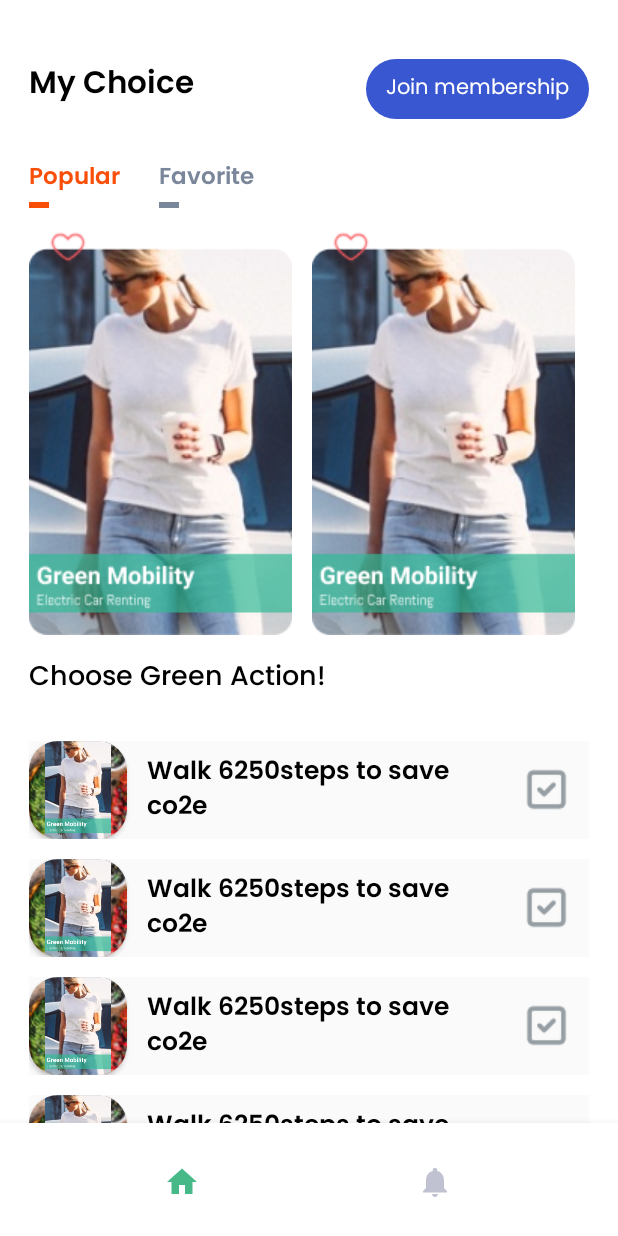
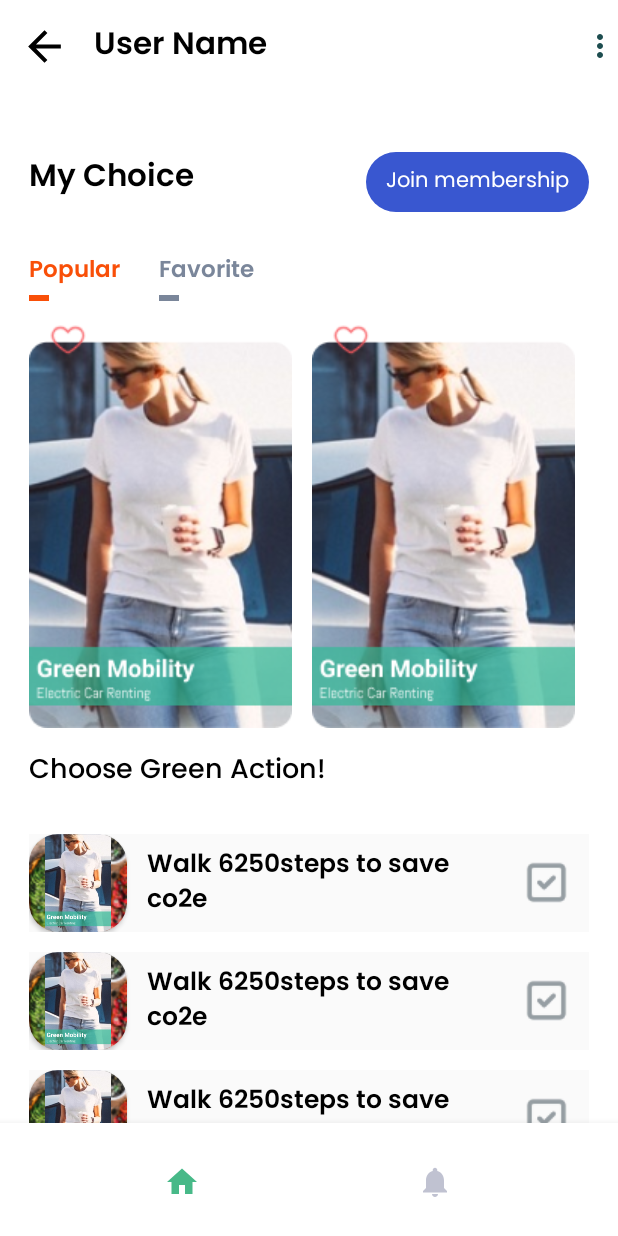
Before and after one commit to hamza-mughal5593/GreenPay, an Android app: the HomeActivity screen opened directly, with no data from a screen before it, after a tap on "Popular", on a phone screen of 412 x 824 dp. Run offline under Robolectric (Android 15) with nearby library versions, the light colour scheme and no system bars; our stand-ins replace sdp/ssp sizes.

Commit message:
02-11-22

```diff
--- a/app/src/main/java/com/machineries_pk/mrk/activities/Module2/ui/home/HomeFragment.kt
+++ b/app/src/main/java/com/machineries_pk/mrk/activities/Module2/ui/home/HomeFragment.kt
@@ -113,6 +113,8 @@ class HomeFragment : Fragment() {
         chooselist.add(ChooseModel(R.drawable.choice1,"Walk 6250steps to save  co2e", false))
 
 
+
+
         c_adapter = ChooseActionAdapter(
             requireActivity(),
             chooselist
--- /dev/null
+++ b/app/src/main/java/com/machineries_pk/mrk/activities/Utils/MyRecycler.java
@@ -0,0 +1,51 @@
+package com.machineries_pk.mrk.activities.Utils;
+
+import android.content.Context;
+import android.util.AttributeSet;
+import android.view.MotionEvent;
+
+import androidx.annotation.Nullable;
+import androidx.recyclerview.widget.RecyclerView;
+
+public class MyRecycler extends RecyclerView {
+
+    private boolean verticleScrollingEnabled = true;
+
+    public void enableVersticleScroll (boolean enabled) {
+        verticleScrollingEnabled = enabled;
+    }
+
+    public boolean isVerticleScrollingEnabled() {
+        return verticleScrollingEnabled;
+    }
+
+    @Override
+    public int computeVerticalScrollRange() {
+
+        if (isVerticleScrollingEnabled())
+            return super.computeVerticalScrollRange();
+        return 0;
+    }
+
+
+    @Override
+    public boolean onInterceptTouchEvent(MotionEvent e) {
+
+        if(isVerticleScrollingEnabled())
+            return super.onInterceptTouchEvent(e);
+        return false;
+
+    }
+
+    public MyRecycler(Context context) {
+        super(context);
+    }
+
+    public MyRecycler(Context context, @Nullable AttributeSet attrs) {
+        super(context, attrs);
+    }
+
+    public MyRecycler(Context context, @Nullable AttributeSet attrs, int defStyle) {
+        super(context, attrs, defStyle);
+    }
+}
--- a/app/src/main/res/layout/activity_go_green.xml
+++ b/app/src/main/res/layout/activity_go_green.xml
@@ -164,7 +164,7 @@
                 android:textSize="@dimen/_14sdp" />
 
             <ImageView
-                android:layout_width="wrap_content"
+                android:layout_width="@dimen/_15sdp"
                 android:layout_height="wrap_content"
                 android:layout_centerVertical="true"
                 android:layout_toEndOf="@+id/join_now"
--- a/app/src/main/res/layout/activity_home.xml
+++ b/app/src/main/res/layout/activity_home.xml
@@ -6,7 +6,46 @@
     android:layout_height="match_parent"
     android:orientation="vertical">
 
+
+    <RelativeLayout
+        android:id="@+id/toolmain"
+        android:layout_width="match_parent"
+        android:layout_height="wrap_content"
+        >
+
+        <ImageView
+            android:id="@+id/popupmenu"
+            android:layout_width="wrap_content"
+            android:layout_height="wrap_content"
+            android:layout_alignParentEnd="true"
+            android:layout_centerVertical="true"
+            android:src="@drawable/more_icon" />
+
+        <ImageView
+            android:layout_marginStart="@dimen/_10sdp"
+            android:id="@+id/back"
+            android:layout_width="@dimen/_25sdp"
+            android:layout_height="@dimen/_25sdp"
+            android:layout_centerVertical="true"
+            android:src="@drawable/ic_baseline_arrow_back_24"
+            app:tint="@color/black" />
+        <TextView
+android:layout_toEndOf="@+id/back"
+            android:id="@+id/name_user"
+            android:layout_width="wrap_content"
+            android:layout_height="wrap_content"
+            android:layout_marginStart="@dimen/_13sdp"
+            android:layout_marginTop="@dimen/_10sdp"
+            android:layout_marginEnd="@dimen/_10sdp"
+            android:layout_marginBottom="@dimen/_10sdp"
+            android:fontFamily="@font/font_semi"
+            android:text="User Name"
+            android:textColor="@color/black"
+            android:textSize="@dimen/_16sdp" />
+    </RelativeLayout>
+
     <FrameLayout
+        android:layout_below="@+id/toolmain"
         android:id="@+id/nav_host_frame"
         android:layout_width="match_parent"
         android:layout_height="match_parent"
--- a/app/src/main/res/layout/fragment_home.xml
+++ b/app/src/main/res/layout/fragment_home.xml
@@ -6,6 +6,7 @@
     android:layout_height="match_parent"
     android:background="@color/white"
     tools:context=".activities.Module2.ui.home.HomeFragment">
+
         <LinearLayout
             android:layout_marginStart="@dimen/_15sdp"
             android:layout_marginEnd="@dimen/_15sdp"
@@ -115,11 +116,12 @@
                 android:textColor="@color/black"
                 android:textSize="@dimen/_14sdp" />
 
-    <androidx.recyclerview.widget.RecyclerView
-        android:layout_marginTop="@dimen/_10sdp"
+            <com.machineries_pk.mrk.activities.Utils.MyRecycler
+                android:id="@+id/choose_rec"
                 android:layout_width="match_parent"
                 android:layout_height="wrap_content"
-        app:layoutManager="androidx.recyclerview.widget.LinearLayoutManager"
-        android:id="@+id/choose_rec"/>
+                android:layout_marginTop="@dimen/_10sdp"
+                android:nestedScrollingEnabled="false"
+                app:layoutManager="androidx.recyclerview.widget.LinearLayoutManager" />
         </LinearLayout>
 </LinearLayout>
```
Also changed, not shown: app/src/main/java/com/machineries_pk/mrk/activities/Module2/ui/notifications/NotificationsFragment.kt (+10 -5 lines), app/src/main/res/drawable/circular_categories.xml (+73 -73 lines), app/src/main/res/drawable/save_ic.xml (added, +24 -0 lines), app/src/main/res/layout/activity_join_form.xml (+12 -8 lines), app/src/main/res/layout/activity_set_goal.xml (+5 -4 lines), app/src/main/res/layout/fragment_notifications.xml (+40 -34 lines), app/src/main/res/drawable/next_ic.png, app/src/main/res/drawable/save_ic.png (deleted), app/src/main/res/drawable/tree1.png. Lines whose indentation alone changed are shown as unchanged.
